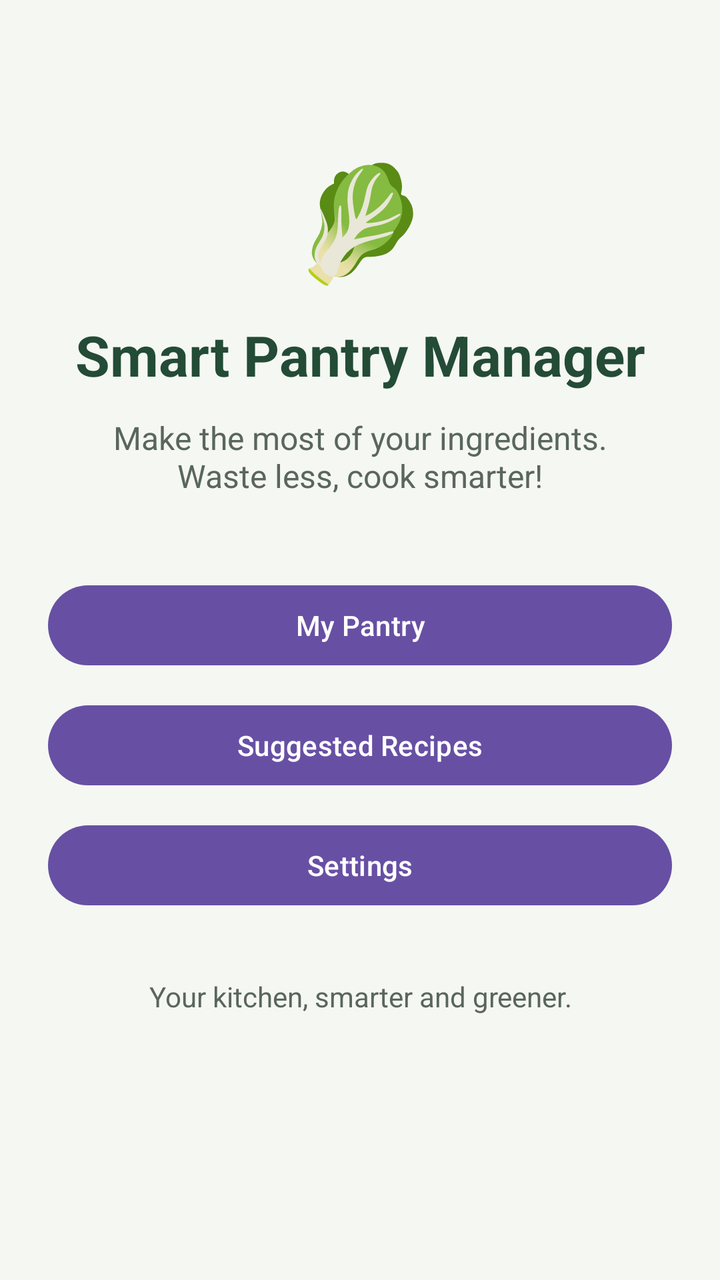
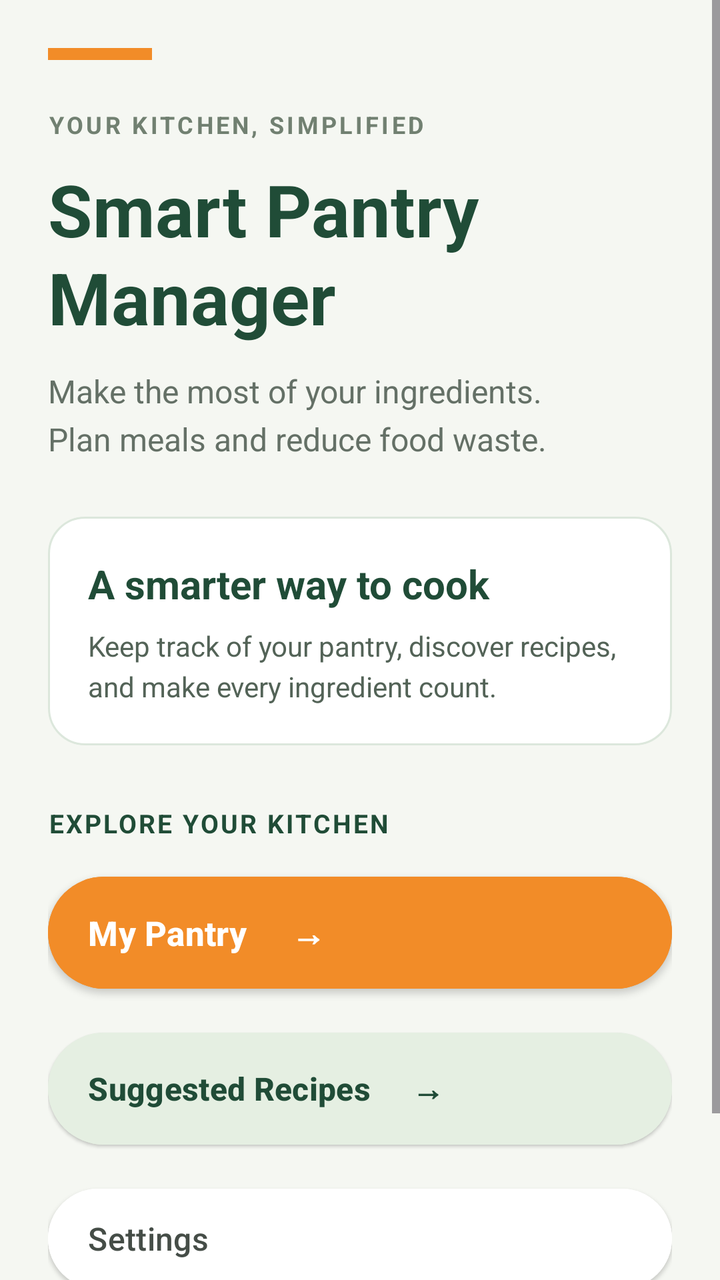

Before-and-after screenshots of an Android layout around one commit, followed by the original layout XML and the change that was made.
<!-- AndroidManifest.xml: application theme Theme.SmartPantryManager -->
<!-- res/layout/activity_main.xml -->
<?xml version="1.0" encoding="utf-8"?>
<ScrollView xmlns:android="http://schemas.android.com/apk/res/android"
    android:layout_width="match_parent"
    android:layout_height="match_parent"
    android:background="#F5F7F2"
    android:fillViewport="true">

    <LinearLayout
        android:layout_width="match_parent"
        android:layout_height="wrap_content"
        android:orientation="vertical"
        android:gravity="center_horizontal"
        android:padding="24dp">

        <TextView
            android:layout_width="wrap_content"
            android:layout_height="wrap_content"
            android:layout_marginTop="48dp"
            android:text="🥬"
            android:textSize="56sp" />

        <TextView
            android:layout_width="match_parent"
            android:layout_height="wrap_content"
            android:layout_marginTop="12dp"
            android:gravity="center"
            android:text="Smart Pantry Manager"
            android:textColor="#234B35"
            android:textSize="28sp"
            android:textStyle="bold" />

        <TextView
            android:layout_width="match_parent"
            android:layout_height="wrap_content"
            android:layout_marginTop="12dp"
            android:gravity="center"
            android:text="Make the most of your ingredients.\nWaste less, cook smarter!"
            android:textColor="#59665D"
            android:textSize="16sp" />

        <Button
            android:id="@+id/btnPantry"
            android:layout_width="match_parent"
            android:layout_height="wrap_content"
            android:layout_marginTop="40dp"
            android:text="My Pantry" />

        <Button
            android:id="@+id/btnSuggestions"
            android:layout_width="match_parent"
            android:layout_height="wrap_content"
            android:layout_marginTop="12dp"
            android:text="Suggested Recipes" />

        <Button
            android:id="@+id/btnSettings"
            android:layout_width="match_parent"
            android:layout_height="wrap_content"
            android:layout_marginTop="12dp"
            android:text="Settings" />

        <TextView
            android:layout_width="match_parent"
            android:layout_height="wrap_content"
            android:layout_marginTop="32dp"
            android:gravity="center"
            android:text="Your kitchen, smarter and greener."
            android:textColor="#59665D"
            android:textSize="14sp" />

    </LinearLayout>

</ScrollView>
<!-- resources referenced by this layout -->
<resources>
  <style name="Theme.SmartPantryManager" parent="Base.Theme.SmartPantryManager" />
  <style name="Base.Theme.SmartPantryManager" parent="Theme.Material3.DayNight.NoActionBar">
          
          
      </style>
</resources>

<!-- the commit's change to res/layout/activity_main.xml (unified diff, before → after) -->
@@ -9,64 +9,144 @@
         android:layout_width="match_parent"
         android:layout_height="wrap_content"
         android:orientation="vertical"
-        android:gravity="center_horizontal"
         android:padding="24dp">
 
+        
+        <View
+            android:layout_width="52dp"
+            android:layout_height="6dp"
+            android:layout_marginBottom="24dp"
+            android:background="#F28C28" />
+
+        
         <TextView
-            android:layout_width="wrap_content"
+            android:layout_width="match_parent"
             android:layout_height="wrap_content"
-            android:layout_marginTop="48dp"
-            android:text="🥬"
-            android:textSize="56sp" />
+            android:text="YOUR KITCHEN, SIMPLIFIED"
+            android:textColor="#718071"
+            android:textSize="12sp"
+            android:textStyle="bold"
+            android:letterSpacing="0.12" />
+
+        <TextView
+            android:layout_width="match_parent"
+            android:layout_height="wrap_content"
+            android:layout_marginTop="10dp"
+            android:text="Smart Pantry\nManager"
+            android:textColor="#204C37"
+            android:textSize="36sp"
+            android:textStyle="bold"
+            android:fontFamily="sans"
+            android:lineSpacingExtra="2dp" />
 
         <TextView
             android:layout_width="match_parent"
             android:layout_height="wrap_content"
             android:layout_marginTop="12dp"
-            android:gravity="center"
-            android:text="Smart Pantry Manager"
-            android:textColor="#234B35"
-            android:textSize="28sp"
-            android:textStyle="bold" />
+            android:layout_marginBottom="28dp"
+            android:text="Make the most of your ingredients.\nPlan meals and reduce food waste."
+            android:textColor="#647066"
+            android:textSize="16sp"
+            android:lineSpacingExtra="5dp" />
 
+        
+        <LinearLayout
+            android:layout_width="match_parent"
+            android:layout_height="wrap_content"
+            android:orientation="vertical"
+            android:padding="20dp"
+            android:layout_marginBottom="30dp"
+            android:background="@drawable/dashboard_card_background">
+
+            <TextView
+                android:layout_width="match_parent"
+                android:layout_height="wrap_content"
+                android:text="A smarter way to cook"
+                android:textColor="#204C37"
+                android:textSize="20sp"
+                android:textStyle="bold" />
+
+            <TextView
+                android:layout_width="match_parent"
+                android:layout_height="wrap_content"
+                android:layout_marginTop="8dp"
+                android:text="Keep track of your pantry, discover recipes, and make every ingredient count."
+                android:textColor="#536357"
+                android:textSize="14sp"
+                android:lineSpacingExtra="4dp" />
+
+        </LinearLayout>
+
+        
         <TextView
             android:layout_width="match_parent"
             android:layout_height="wrap_content"
-            android:layout_marginTop="12dp"
-            android:gravity="center"
-            android:text="Make the most of your ingredients.\nWaste less, cook smarter!"
-            android:textColor="#59665D"
-            android:textSize="16sp" />
+            android:layout_marginBottom="14dp"
+            android:text="EXPLORE YOUR KITCHEN"
+            android:textColor="#204C37"
+            android:textSize="13sp"
+            android:textStyle="bold"
+            android:letterSpacing="0.08" />
 
+        
         <Button
             android:id="@+id/btnPantry"
             android:layout_width="match_parent"
-            android:layout_height="wrap_content"
-            android:layout_marginTop="40dp"
-            android:text="My Pantry" />
+            android:layout_height="64dp"
+            android:backgroundTint="#F28C28"
+            android:text="My Pantry     →"
+            android:textColor="#FFFFFF"
+            android:textSize="17sp"
+            android:textStyle="bold"
+            android:gravity="center_vertical"
+            android:paddingStart="20dp"
+            android:paddingEnd="20dp"
+            android:stateListAnimator="@null"
+            android:elevation="2dp" />
 
+        
         <Button
             android:id="@+id/btnSuggestions"
             android:layout_width="match_parent"
-            android:layout_height="wrap_content"
-            android:layout_marginTop="12dp"
-            android:text="Suggested Recipes" />
+            android:layout_height="64dp"
+            android:layout_marginTop="14dp"
+            android:backgroundTint="#E5EFE2"
+            android:text="Suggested Recipes     →"
+            android:textColor="#204C37"
+            android:textSize="16sp"
+            android:textStyle="bold"
+            android:gravity="center_vertical"
+            android:paddingStart="20dp"
+            android:paddingEnd="20dp"
+            android:stateListAnimator="@null"
+            android:elevation="1dp" />
 
+        
         <Button
             android:id="@+id/btnSettings"
             android:layout_width="match_parent"
-            android:layout_height="wrap_content"
-            android:layout_marginTop="12dp"
-            android:text="Settings" />
+            android:layout_height="58dp"
+            android:layout_marginTop="14dp"
+            android:backgroundTint="#FFFFFF"
+            android:text="Settings"
+            android:textColor="#454D47"
+            android:textSize="16sp"
+            android:gravity="center_vertical"
+            android:paddingStart="20dp"
+            android:paddingEnd="20dp"
+            android:stateListAnimator="@null"
+            android:elevation="1dp" />
 
+        
         <TextView
             android:layout_width="match_parent"
             android:layout_height="wrap_content"
-            android:layout_marginTop="32dp"
+            android:layout_marginTop="34dp"
+            android:layout_marginBottom="12dp"
             android:gravity="center"
-            android:text="Your kitchen, smarter and greener."
-            android:textColor="#59665D"
-            android:textSize="14sp" />
+            android:text="A little smarter. A little greener."
+            android:textColor="#829087"
+            android:textSize="13sp" />
 
     </LinearLayout>
 
<!-- resource entries referenced after the edit -->
@@ -1,5 +1,19 @@
 <!-- resources referenced by this layout -->
 <resources>
+  <!-- drawable dashboard_card_background (drawable) -->
+  <?xml version="1.0" encoding="utf-8"?>
+  <shape xmlns:android="http://schemas.android.com/apk/res/android"
+      android:shape="rectangle">
+  
+      <solid android:color="#FFFFFF" />
+  
+      <corners android:radius="18dp" />
+  
+      <stroke
+          android:width="1dp"
+          android:color="#DCE7DC" />
+  
+  </shape>
   <style name="Theme.SmartPantryManager" parent="Base.Theme.SmartPantryManager" />
   <style name="Base.Theme.SmartPantryManager" parent="Theme.Material3.DayNight.NoActionBar">
           
